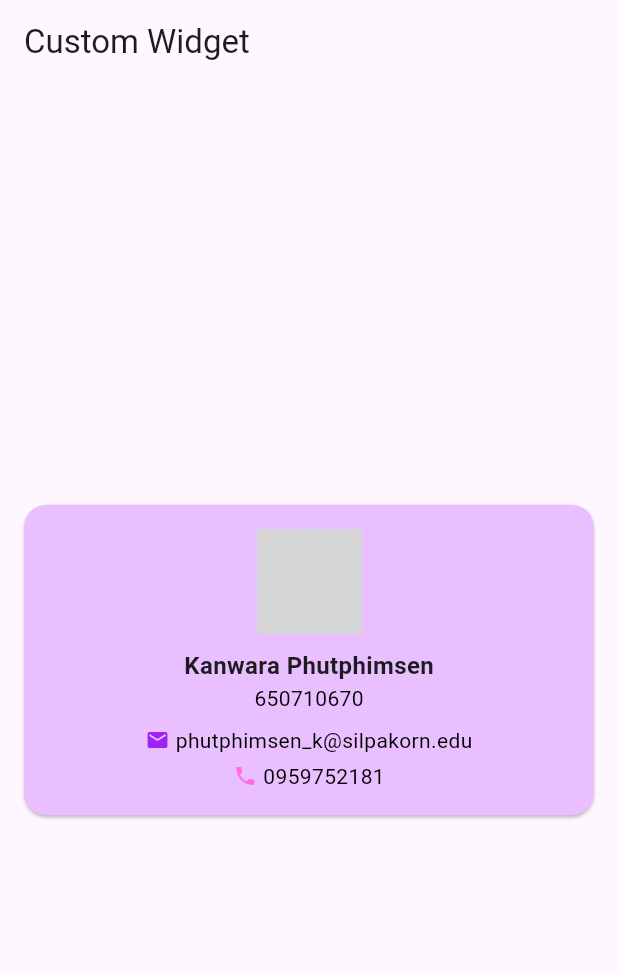
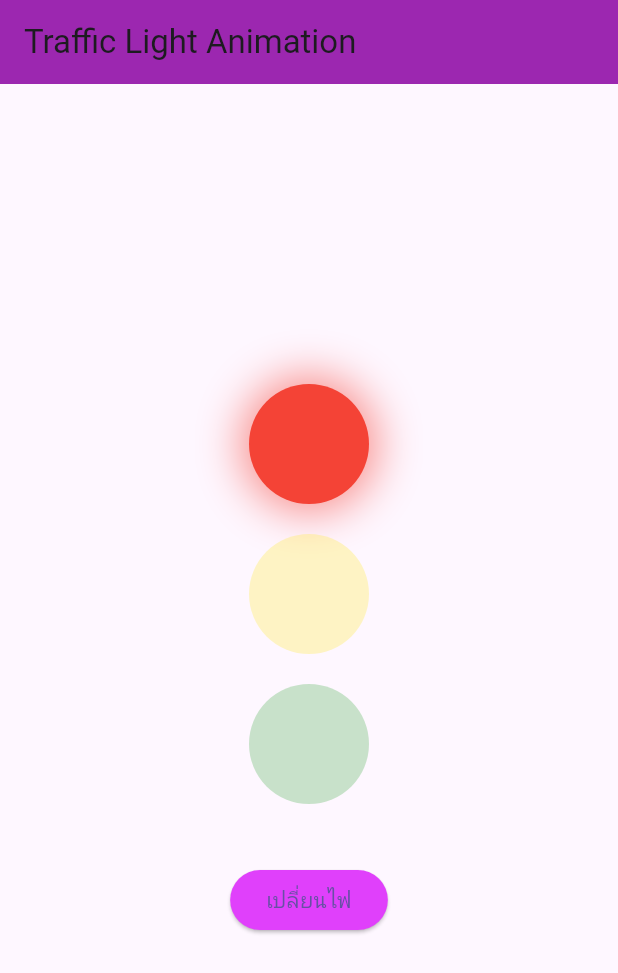
Before and after one commit to kanwara0152/mytestapp, a Flutter app: the screen it shows after launch, on a phone screen of 412 x 824 dp. Shown: the top 973 px of the screen. Run offline on Flutter 3.47's test engine with Material 3 defaults, Android fonts, the phone set to English and light mode, and no system bars; grey boxes are pictures that could not be loaded.

```diff
--- /dev/null
+++ b/lib/components/traffic_light_circle.dart
@@ -0,0 +1,37 @@
+import 'package:flutter/material.dart';
+
+class TrafficLightCircle extends StatelessWidget {
+  final Color color;      // สีของไฟ
+  final bool isOn;        // เปิดไฟหรือไม่
+
+  const TrafficLightCircle({
+    super.key,
+    required this.color,
+    required this.isOn,
+  });
+
+  @override
+  Widget build(BuildContext context) {
+    return AnimatedOpacity(
+      duration: const Duration(milliseconds: 600),
+      opacity: isOn ? 1.0 : 0.3,
+      child: Container(
+        width: 80,
+        height: 80,
+        decoration: BoxDecoration(
+          color: color,
+          shape: BoxShape.circle,
+          boxShadow: isOn
+              ? [
+                  BoxShadow(
+                    color: color.withOpacity(0.6),
+                    blurRadius: 25,
+                    spreadRadius: 5,
+                  ),
+                ]
+              : [],
+        ),
+      ),
+    );
+  }
+}
--- a/lib/main.dart
+++ b/lib/main.dart
@@ -1,4 +1,24 @@
 import 'package:flutter/material.dart';
+import 'page/traffic_light_page.dart';
+
+void main() {
+  runApp(const MyApp());
+}
+
+class MyApp extends StatelessWidget {
+  const MyApp({super.key});
+
+  @override
+  Widget build(BuildContext context) {
+    return const MaterialApp(
+      debugShowCheckedModeBanner: false,
+      home: TrafficLightPage(),
+    );
+  }
+}
+
+
+/*import 'package:flutter/material.dart';
 import 'page/main_page.dart';
 
 void main() {
@@ -16,3 +36,4 @@ class MyApp extends StatelessWidget {
     );
   }
 }
+*/
--- /dev/null
+++ b/lib/page/traffic_light_page.dart
@@ -0,0 +1,51 @@
+import 'package:flutter/material.dart';
+import '../components/traffic_light_circle.dart';
+
+class TrafficLightPage extends StatefulWidget {
+  const TrafficLightPage({super.key});
+
+  @override
+  State<TrafficLightPage> createState() => _TrafficLightPageState();
+}
+
+class _TrafficLightPageState extends State<TrafficLightPage> {
+  int _currentLight = 0;
+
+  void _changeLight() {
+    setState(() {
+      _currentLight = (_currentLight + 1) % 3;
+    });
+  }
+
+  @override
+  Widget build(BuildContext context) {
+    return Scaffold(
+      appBar: AppBar(
+        title: const Text('Traffic Light Animation'),
+        backgroundColor: Colors.purple,
+      ),
+      body: Center(
+        child: Column(
+          mainAxisAlignment: MainAxisAlignment.center,
+          children: [
+            TrafficLightCircle(color: Colors.red, isOn: _currentLight == 0),
+            const SizedBox(height: 20),
+            TrafficLightCircle(color: Colors.yellow, isOn: _currentLight == 1),
+            const SizedBox(height: 20),
+            TrafficLightCircle(color: Colors.green, isOn: _currentLight == 2),
+            const SizedBox(height: 40),
+            ElevatedButton(
+              onPressed: _changeLight,
+              style: ElevatedButton.styleFrom(
+                backgroundColor: Colors.purpleAccent,
+                shape: RoundedRectangleBorder(
+                    borderRadius: BorderRadius.circular(20)),
+              ),
+              child: const Text('เปลี่ยนไฟ'),
+            ),
+          ],
+        ),
+      ),
+    );
+  }
+}
--- a/pubspec.yaml
+++ b/pubspec.yaml
@@ -34,6 +34,7 @@ dependencies:
   # The following adds the Cupertino Icons font to your application.
   # Use with the CupertinoIcons class for iOS style icons.
   cupertino_icons: ^1.0.8
+  shared_preferences: ^2.5.3
 
 dev_dependencies:
   flutter_test:
```
Also changed, not shown: pubspec.lock, 1 other file.
